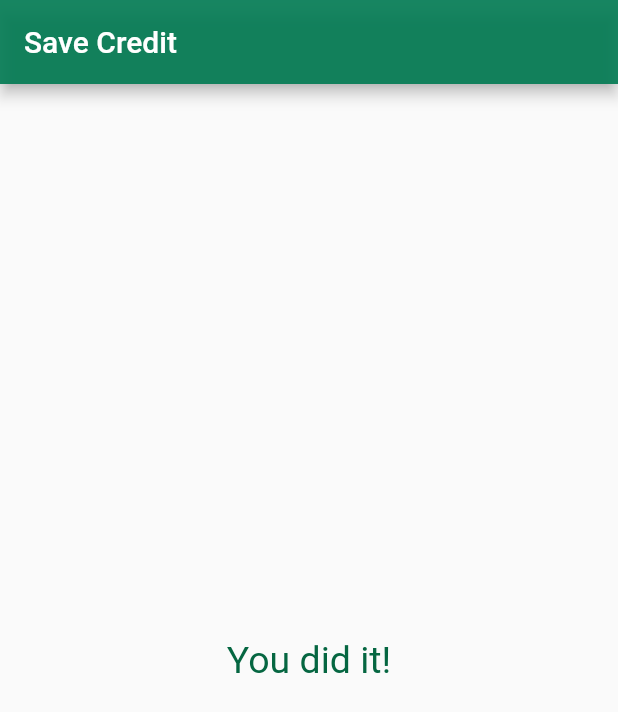
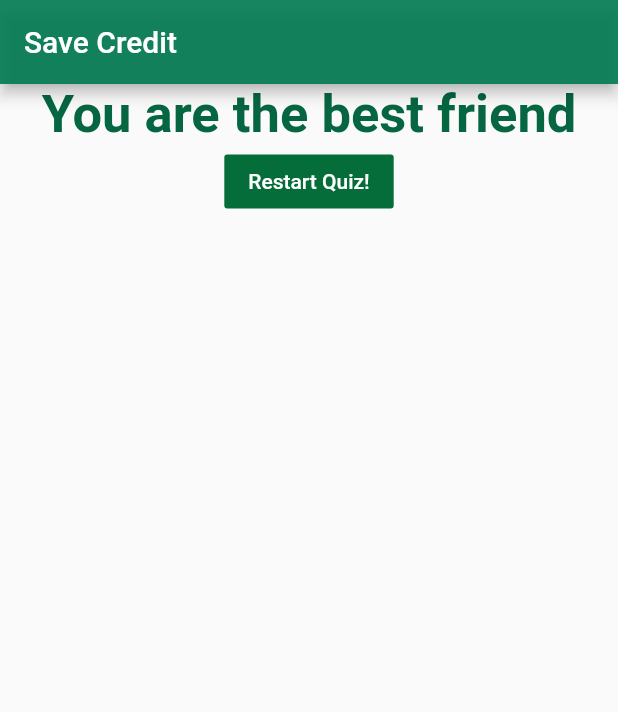
Before and after one commit to Shentia/FlutterGuide, a Flutter app: the screen it shows after launch, after a tap on "Black", after a tap on "Lion", after a tap on "Top Gun", on a phone screen of 412 x 824 dp. Shown: the top 712 px of the screen. Run offline on Flutter 3.47's test engine with Material 2 defaults, Android fonts, the phone set to English and light mode, and no system bars.

Commit message:
Added Reset Button

```diff
--- a/lib/answer.dart
+++ b/lib/answer.dart
@@ -1,7 +1,7 @@
 import 'package:flutter/material.dart';
 
 class Answer extends StatelessWidget {
-  final VoidCallback selectHandler;
+  final Function selectHandler;
   final String answerText;
 
   Answer(this.selectHandler, this.answerText);
--- a/lib/main.dart
+++ b/lib/main.dart
@@ -21,21 +21,45 @@ class _MyAppState extends State<MyApp> {
   final _questions = [
     {
       "questionText": "what\'s your favorite color?",
-      "answers": ["Black", "blue", "red", "green"]
+      "answers": [
+        {"text": "Black", "score": 10},
+        {"text": "blue", "score": 20},
+        {"text": "red", "score": 40},
+        {"text": "green", "score": 80},
+      ]
     },
     {
       "questionText": "what\'s your favorite animal?",
-      "answers": ["Tiger", "Lion", "Shark", "horse"]
+      "answers": [
+        {"text": "Tiger", "score": 10},
+        {"text": "Lion", "score": 8},
+        {"text": "Shark", "score": 6},
+        {"text": "horse", "score": 4},
+      ]
     },
     {
       "questionText": "who is your favorite movie?",
-      "answers": ["Matrix", "Barareh", "Top Gun", "Ice Road"]
+      "answers": [
+        {"text": "Matrix", "score": 20},
+        {"text": "Barareh", "score": 19},
+        {"text": "Top Gun", "score": 13},
+        {"text": "Ice Road", "score": 10},
+      ]
     },
   ];
 
   var _questionIndex = 0;
+  var _totalScore = 0;
 
-  void _answerQuestion() {
+  void _resetQuiz() {
+    setState(() {
+      _questionIndex = 0;
+      _totalScore = 0;
+    });
+  }
+
+  void _answerQuestion(int score) {
+    _totalScore += score;
     setState(() {
       _questionIndex++;
     });
@@ -62,7 +86,7 @@ class _MyAppState extends State<MyApp> {
                 questionIndex: _questionIndex,
                 questions: _questions,
               )
-            : Result(),
+            : Result(_totalScore, _resetQuiz),
       ),
     );
   }
--- a/lib/quiz.dart
+++ b/lib/quiz.dart
@@ -6,7 +6,7 @@ import './answer.dart';
 class Quiz extends StatelessWidget {
   final List<Map<String, Object>> questions;
   final int questionIndex;
-  final VoidCallback answerQuestion;
+  final Function answerQuestion;
 
   Quiz(
       {@required this.questions,
@@ -17,8 +17,10 @@ class Quiz extends StatelessWidget {
     return Column(
       children: [
         Question(questions[questionIndex]['questionText'] as String),
-        ...(questions[questionIndex]['answers'] as List<String>).map((answer) {
-          return Answer(answerQuestion, answer);
+        ...(questions[questionIndex]['answers'] as List<Map<String, Object>>)
+            .map((answer) {
+          return Answer(
+              () => answerQuestion(answer['score']), answer['text'] as String);
         }).toList()
       ],
     );
--- a/lib/result.dart
+++ b/lib/result.dart
@@ -1,13 +1,45 @@
 import 'package:flutter/material.dart';
 
 class Result extends StatelessWidget {
+  final int resultScore;
+  final VoidCallback resetHandler;
+
+  Result(this.resultScore, this.resetHandler);
+
+  String get resultPhrase {
+    String resultText;
+
+    if (resultScore <= 20) {
+      resultText = "You are awesome!";
+    } else if (resultScore < 10) {
+      resultText = "You are So Bad guy";
+    } else if (resultScore > 21) {
+      resultText = "You are the best friend";
+    } else {
+      resultText = "BAD";
+    }
+    return resultText;
+  }
+
   @override
   Widget build(BuildContext context) {
     return Center(
-      child: Text(
-        'You did it!',
-        style: TextStyle(fontSize: 25, color: Color.fromARGB(255, 5, 102, 65)),
-        textAlign: TextAlign.center,
+      child: Column(
+        children: [
+          Text(
+            resultPhrase,
+            style: TextStyle(
+                fontSize: 35,
+                fontWeight: FontWeight.bold,
+                color: Color.fromARGB(255, 5, 102, 65)),
+            textAlign: TextAlign.center,
+          ),
+          FlatButton(
+              child: Text('Restart Quiz!'),
+              onPressed: resetHandler,
+              textColor: Colors.white,
+              color: Color.fromARGB(255, 5, 109, 57)),
+        ],
       ),
     );
   }
--- a/pubspec.yaml
+++ b/pubspec.yaml
@@ -3,7 +3,7 @@ description: A new Flutter project.
 
 # The following line prevents the package from being accidentally published to
 # pub.dev using `pub publish`. This is preferred for private packages.
-publish_to: 'none' # Remove this line if you wish to publish to pub.dev
+publish_to: "none" # Remove this line if you wish to publish to pub.dev
 
 # The following defines the version and build number for your application.
 # A version number is three numbers separated by dots, like 1.2.43
@@ -24,7 +24,6 @@ dependencies:
   flutter:
     sdk: flutter
 
-
   # The following adds the Cupertino Icons font to your application.
   # Use with the CupertinoIcons class for iOS style icons.
   cupertino_icons: ^1.0.2
@@ -38,7 +37,6 @@ dev_dependencies:
 
 # The following section is specific to Flutter.
 flutter:
-
   # The following line ensures that the Material Icons font is
   # included with your application, so that you can use the icons in
   # the material Icons class.
```
